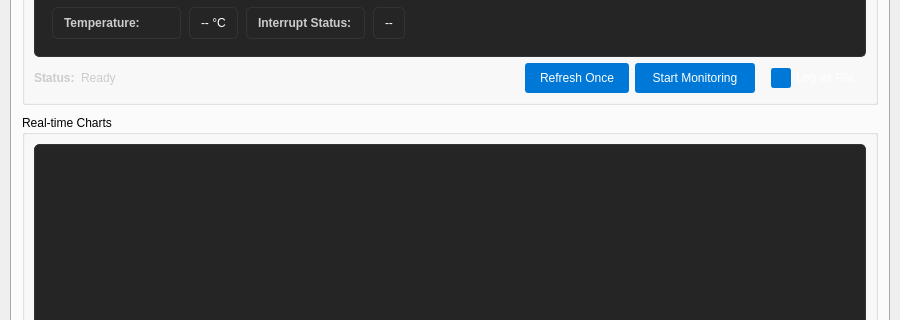
Qt form gui/ui/main_window.ui (MingYuan-Chen/orion_v2) before a commit; both pictures show x 0 to 900 and y 248 to 568 of the 900 by 700 pixel window.
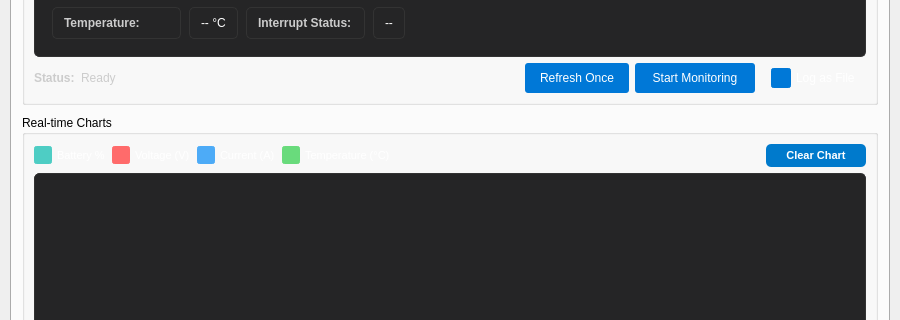
The same form after that commit. The open tabs and pages were chosen to show the change.

Commit message: add clear chart button in battery monitor

```diff
--- a/gui/ui/main_window.ui
+++ b/gui/ui/main_window.ui
@@ -1515,6 +1515,193 @@
            </size>
           </property>
           <layout class="QVBoxLayout" name="verticalLayout_battery_chart">
+           <item>
+            <layout class="QHBoxLayout" name="horizontalLayout_chart_controls">
+             <item>
+              <widget class="QCheckBox" name="checkBox_show_battery">
+               <property name="text">
+                <string>Battery %</string>
+               </property>
+               <property name="checked">
+                <bool>true</bool>
+               </property>
+               <property name="styleSheet">
+                <string>QCheckBox {
+    color: #FFFFFF;
+    font-size: 11px;
+    spacing: 5px;
+}
+QCheckBox::indicator {
+    width: 14px;
+    height: 14px;
+}
+QCheckBox::indicator:unchecked {
+    border: 2px solid #555555;
+    background-color: #2B2B2B;
+    border-radius: 3px;
+}
+QCheckBox::indicator:checked {
+    border: 2px solid #4ECDC4;
+    background-color: #4ECDC4;
+    border-radius: 3px;
+}
+QCheckBox::indicator:checked:hover {
+    background-color: #4ECDC4;
+    opacity: 0.8;
+}</string>
+               </property>
+              </widget>
+             </item>
+             <item>
+              <widget class="QCheckBox" name="checkBox_show_voltage">
+               <property name="text">
+                <string>Voltage (V)</string>
+               </property>
+               <property name="checked">
+                <bool>true</bool>
+               </property>
+               <property name="styleSheet">
+                <string>QCheckBox {
+    color: #FFFFFF;
+    font-size: 11px;
+    spacing: 5px;
+}
+QCheckBox::indicator {
+    width: 14px;
+    height: 14px;
+}
+QCheckBox::indicator:unchecked {
+    border: 2px solid #555555;
+    background-color: #2B2B2B;
+    border-radius: 3px;
+}
+QCheckBox::indicator:checked {
+    border: 2px solid #FF6B6B;
+    background-color: #FF6B6B;
+    border-radius: 3px;
+}
+QCheckBox::indicator:checked:hover {
+    background-color: #FF6B6B;
+    opacity: 0.8;
+}</string>
+               </property>
+              </widget>
+             </item>
+             <item>
+              <widget class="QCheckBox" name="checkBox_show_current">
+               <property name="text">
+                <string>Current (A)</string>
+               </property>
+               <property name="checked">
+                <bool>true</bool>
+               </property>
+               <property name="styleSheet">
+                <string>QCheckBox {
+    color: #FFFFFF;
+    font-size: 11px;
+    spacing: 5px;
+}
+QCheckBox::indicator {
+    width: 14px;
+    height: 14px;
+}
+QCheckBox::indicator:unchecked {
+    border: 2px solid #555555;
+    background-color: #2B2B2B;
+    border-radius: 3px;
+}
+QCheckBox::indicator:checked {
+    border: 2px solid #4DABF7;
+    background-color: #4DABF7;
+    border-radius: 3px;
+}
+QCheckBox::indicator:checked:hover {
+    background-color: #4DABF7;
+    opacity: 0.8;
+}</string>
+               </property>
+              </widget>
+             </item>
+             <item>
+              <widget class="QCheckBox" name="checkBox_show_temperature">
+               <property name="text">
+                <string>Temperature (°C)</string>
+               </property>
+               <property name="checked">
+                <bool>true</bool>
+               </property>
+               <property name="styleSheet">
+                <string>QCheckBox {
+    color: #FFFFFF;
+    font-size: 11px;
+    spacing: 5px;
+}
+QCheckBox::indicator {
+    width: 14px;
+    height: 14px;
+}
+QCheckBox::indicator:unchecked {
+    border: 2px solid #555555;
+    background-color: #2B2B2B;
+    border-radius: 3px;
+}
+QCheckBox::indicator:checked {
+    border: 2px solid #69DB7C;
+    background-color: #69DB7C;
+    border-radius: 3px;
+}
+QCheckBox::indicator:checked:hover {
+    background-color: #69DB7C;
+    opacity: 0.8;
+}</string>
+               </property>
+              </widget>
+             </item>
+             <item>
+              <spacer name="horizontalSpacer_chart_controls">
+               <property name="orientation">
+                <enum>Qt::Horizontal</enum>
+               </property>
+               <property name="sizeHint" stdset="0">
+                <size>
+                 <width>40</width>
+                 <height>20</height>
+                </size>
+               </property>
+              </spacer>
+             </item>
+             <item>
+              <widget class="QPushButton" name="pushButton_clear_chart">
+               <property name="text">
+                <string>Clear Chart</string>
+               </property>
+               <property name="minimumSize">
+                <size>
+                 <width>100</width>
+                 <height>0</height>
+                </size>
+               </property>
+                               <property name="styleSheet">
+                 <string>QPushButton {
+     background-color: #007ACC;
+     color: white;
+     border: none;
+     border-radius: 5px;
+     padding: 5px 10px;
+     font-size: 11px;
+     font-weight: bold;
+ }
+ QPushButton:hover {
+     background-color: #005A9E;
+ }
+ QPushButton:pressed {
+     background-color: #004578;
+ }</string>
+                </property>
+              </widget>
+             </item>
+            </layout>
+           </item>
            <item>
             <widget class="QWidget" name="widget_battery_chart_container">
              <property name="styleSheet">
```
The commit also changes 2 other files.
